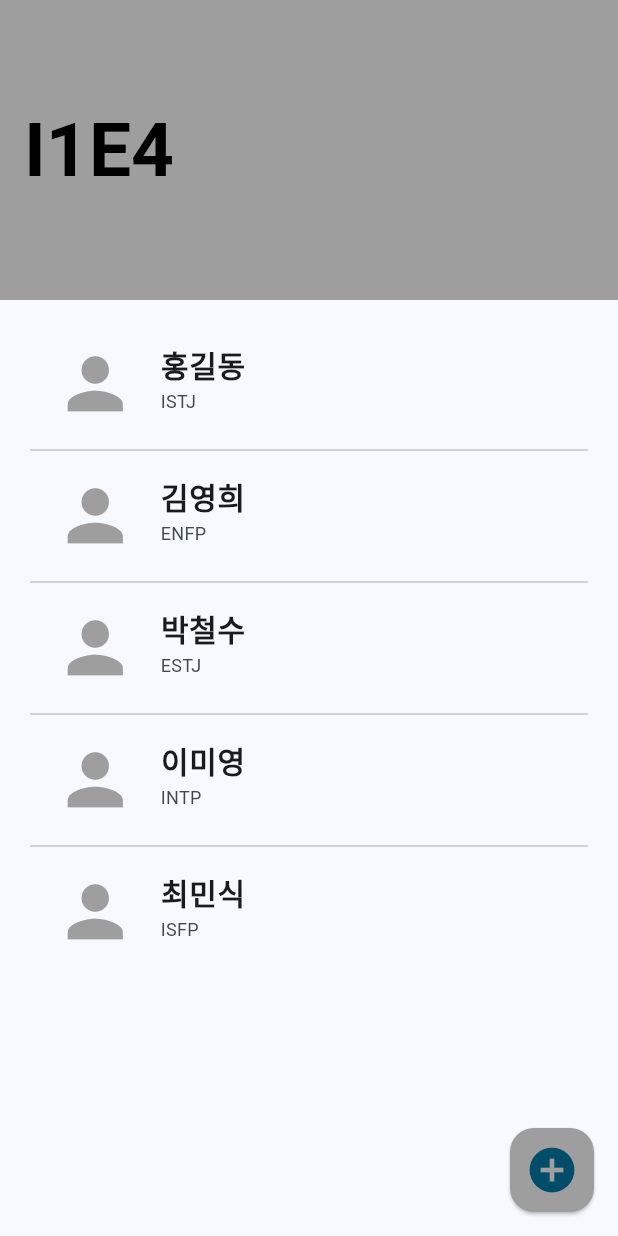
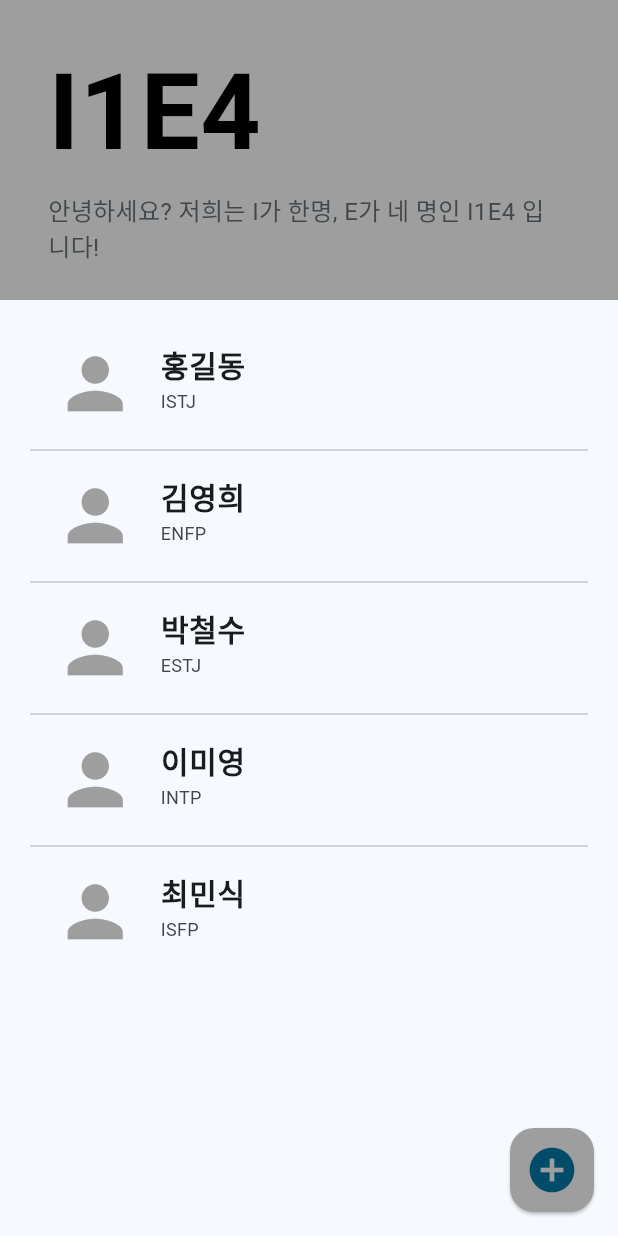
Before and after one commit to alexcho617/helloIOneEFour, a Flutter app: the screen it shows after launch, on a phone screen of 412 x 824 dp. Run offline on Flutter 3.47's test engine with Material 2 defaults, Android fonts, the phone set to English and light mode, and no system bars.

Commit message:
doyeonyyy/AppBar 타이틀과 서브타이틀 수정

```diff
--- a/lib/pages/listPage.dart
+++ b/lib/pages/listPage.dart
@@ -12,15 +12,22 @@ class ListPage extends StatelessWidget {
   Widget build(BuildContext context) {
     return Scaffold(
       appBar: AppBar(
-        title: Text(
-          "I1E4",
-          style: TextStyle(
-            fontSize: 50,
-            fontWeight: FontWeight.bold,
-            color: Colors.black,
+        title: ListTile(
+          title: Text(
+            "I1E4",
+            style: TextStyle(
+              fontSize: 70,
+              fontWeight: FontWeight.bold,
+              color: Colors.black,
+            ),
+          ),
+          subtitle: Text(
+            "안녕하세요? 저희는 I가 한명, E가 네 명인 I1E4 입니다!",
+            style: TextStyle(
+              fontSize: 16,
+            ),
           ),
         ),
-        // 서브타이틀로 "안녕하세요, 저희는 I가 한명, E가 네 명인 I1E4 입니다!를 넣으면 어떨지
         backgroundColor: Colors.grey,
         toolbarHeight: 200,
       ),
```
